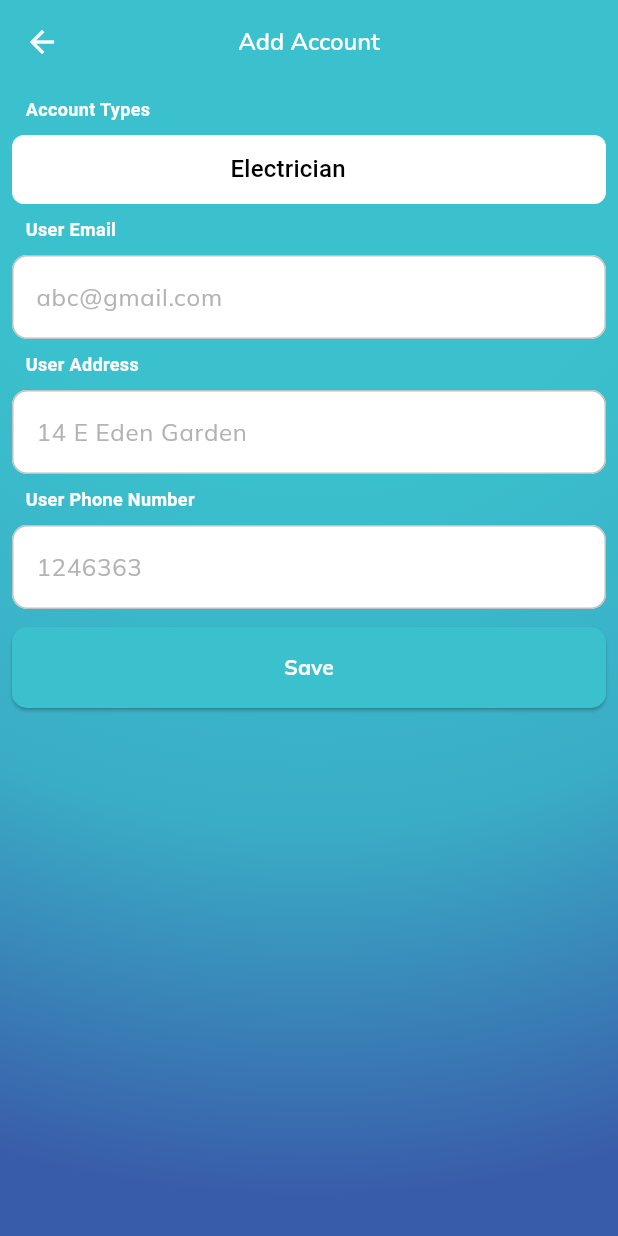
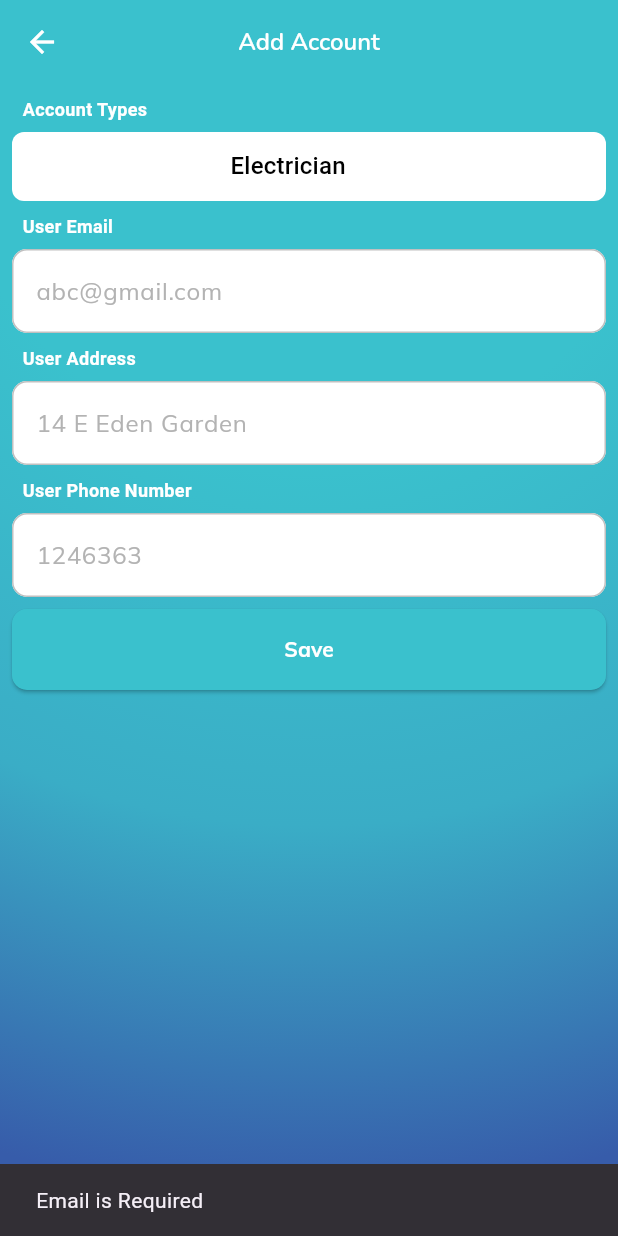
Before and after one commit to fwdAndroid/fyfe, a Flutter app: the AddAccount screen opened directly, after a tap on "Save", on a phone screen of 412 x 824 dp. Run offline on Flutter 3.47's test engine with Material 2 defaults, Android fonts, the phone set to English and light mode, and no system bars; our stand-ins replace auto_size_text, cached_network_image, cloud_firestore, firebase_auth, firebase_core, firebase_storage and 7 more; missing offline and left inert: latlng, map; accounts and stored records are empty.

Commit message:
User Accounts Added

```diff
--- a/lib/models/user_account_model.dart
+++ b/lib/models/user_account_model.dart
@@ -0,0 +1,39 @@
+import 'package:cloud_firestore/cloud_firestore.dart';
+
+class UserModel {
+  String id;
+  String accountEmail;
+  String accountPhone;
+  String? uuid;
+  String type;
+  String accountAddress;
+
+  UserModel(
+      {this.uuid,
+      required this.accountAddress,
+      required this.accountPhone,
+      required this.id,
+      required this.type,
+      required this.accountEmail});
+
+  Map<String, dynamic> toJson() => {
+        'id': id,
+        'accountEmail': accountEmail,
+        "accountPhone": accountPhone,
+        "uuid": uuid,
+        "accountAddress": accountAddress,
+        "type": type
+      };
+  static UserModel fromSnap(DocumentSnapshot snaps) {
+    var snapshot = snaps.data() as Map<String, dynamic>;
+
+    return UserModel(
+      id: snapshot['id'],
+      accountEmail: snapshot['accountEmail'],
+      accountPhone: snapshot['accountPhone'],
+      uuid: snapshot['uuid'],
+      type: snapshot['type'],
+      accountAddress: snapshot['accountAddress'],
+    );
+  }
+}
--- a/lib/screens/home/home_page.dart
+++ b/lib/screens/home/home_page.dart
@@ -2,7 +2,7 @@ import 'package:firebase_auth/firebase_auth.dart';
 import 'package:flutter/material.dart';
 import 'package:flutter_svg/flutter_svg.dart';
 import 'package:fyfe/screens/property/add_property.dart';
-import 'package:fyfe/utils/user_accounts/show_accounts.dart';
+import 'package:fyfe/screens/user_accounts/show_accounts.dart';
 import 'package:fyfe/widgets/custom_appbar.dart';
 import 'package:fyfe/widgets/custom_drawer.dart';
 import 'package:fyfe/widgets/palette.dart';
--- a/lib/utils/user_accounts/add_account.dart
+++ b/lib/screens/user_accounts/add_account.dart
@@ -1,6 +1,9 @@
 import 'package:flutter/material.dart';
+import 'package:fyfe/screens/user_accounts/show_accounts.dart';
+import 'package:fyfe/services/database.dart';
 import 'package:fyfe/utils/controllers.dart';
 import 'package:fyfe/utils/dropdownutils.dart';
+import 'package:fyfe/utils/showsnak.dart';
 import 'package:fyfe/utils/text_util.dart';
 import 'package:fyfe/utils/textformfield.dart';
 import 'package:fyfe/widgets/save_button_widget.dart';
@@ -13,6 +16,7 @@ class AddAccount extends StatefulWidget {
 }
 
 class _AddAccountState extends State<AddAccount> {
+  bool loading = false;
   @override
   Widget build(BuildContext context) {
     return Scaffold(
@@ -45,7 +49,7 @@ class _AddAccountState extends State<AddAccount> {
               0xff3AADC6,
             ),
             Color(
-              0xff395CAA,
+              0xff375CAA,
             )
           ], radius: 1.8, center: Alignment.topCenter),
         ),
@@ -55,13 +59,13 @@ class _AddAccountState extends State<AddAccount> {
             crossAxisAlignment: CrossAxisAlignment.start,
             children: [
               Padding(
-                padding: EdgeInsets.symmetric(horizontal: 9),
+                padding: EdgeInsets.symmetric(horizontal: 7),
                 child: TextUtil(
                   title: "Account Types",
                 ),
               ),
               const SizedBox(
-                height: 9,
+                height: 7,
               ),
               Container(
                 padding: const EdgeInsets.symmetric(
@@ -103,13 +107,13 @@ class _AddAccountState extends State<AddAccount> {
                 height: 8,
               ),
               Padding(
-                padding: EdgeInsets.symmetric(horizontal: 9),
+                padding: EdgeInsets.symmetric(horizontal: 7),
                 child: TextUtil(
                   title: "User Email",
                 ),
               ),
               const SizedBox(
-                height: 9,
+                height: 7,
               ),
               TextFormInputField(
                 controller: emailController,
@@ -120,13 +124,13 @@ class _AddAccountState extends State<AddAccount> {
                 height: 8,
               ),
               Padding(
-                padding: EdgeInsets.symmetric(horizontal: 9),
+                padding: EdgeInsets.symmetric(horizontal: 7),
                 child: TextUtil(
                   title: "User Address",
                 ),
               ),
               const SizedBox(
-                height: 9,
+                height: 7,
               ),
               TextFormInputField(
                 controller: addressController,
@@ -137,13 +141,13 @@ class _AddAccountState extends State<AddAccount> {
                 height: 8,
               ),
               Padding(
-                padding: EdgeInsets.symmetric(horizontal: 9),
+                padding: EdgeInsets.symmetric(horizontal: 7),
                 child: TextUtil(
                   title: "User Phone Number",
                 ),
               ),
               const SizedBox(
-                height: 9,
+                height: 7,
               ),
               TextFormInputField(
                 controller: numberController,
@@ -151,11 +155,49 @@ class _AddAccountState extends State<AddAccount> {
                 textInputType: TextInputType.phone,
               ),
               const SizedBox(
-                height: 12,
+                height: 8,
               ),
               SizedBox(
-                  width: MediaQuery.of(context).size.width,
-                  child: SaveButton(title: "Save", onTap: () {}))
+                width: MediaQuery.of(context).size.width,
+                child: loading
+                    ? Center(
+                        child: CircularProgressIndicator(),
+                      )
+                    : SaveButton(
+                        title: "Save",
+                        onTap: () {
+                          if (emailController.text.isEmpty) {
+                            showSnakBar("Email is Required", context);
+                          } else if (addressController.text.isEmpty) {
+                            showSnakBar("Address of User is Required", context);
+                          } else if (numberController.text.isEmpty) {
+                            showSnakBar("Phone Number is Required", context);
+                          } else if (emailController.text.isEmpty &&
+                              addressController.text.isEmpty &&
+                              numberController.text.isEmpty) {
+                            showSnakBar("All Fields is Required", context);
+                          } else {
+                            setState(() {
+                              loading = true;
+                            });
+                            Database().addUserAccont(
+                                userEmail: emailController.text,
+                                userNumber: numberController.text,
+                                userAddress: addressController.text,
+                                type: accountType);
+                            setState(() {
+                              loading = false;
+                            });
+                            showSnakBar(
+                                "User Account Added Successfully", context);
+                            Navigator.push(
+                                context,
+                                MaterialPageRoute(
+                                    builder: (builder) => ShowAccounts()));
+                          }
+                        },
+                      ),
+              )
             ],
           ),
         ),
--- a/lib/utils/user_accounts/show_accounts.dart
+++ b/lib/screens/user_accounts/show_accounts.dart
@@ -1,6 +1,6 @@
 import 'package:flutter/material.dart';
 import 'package:flutter_svg/flutter_svg.dart';
-import 'package:fyfe/utils/user_accounts/add_account.dart';
+import 'package:fyfe/screens/user_accounts/add_account.dart';
 
 class ShowAccounts extends StatefulWidget {
   const ShowAccounts({super.key});
```
Also changed, not shown: lib/services/database.dart (+29 -0 lines).
